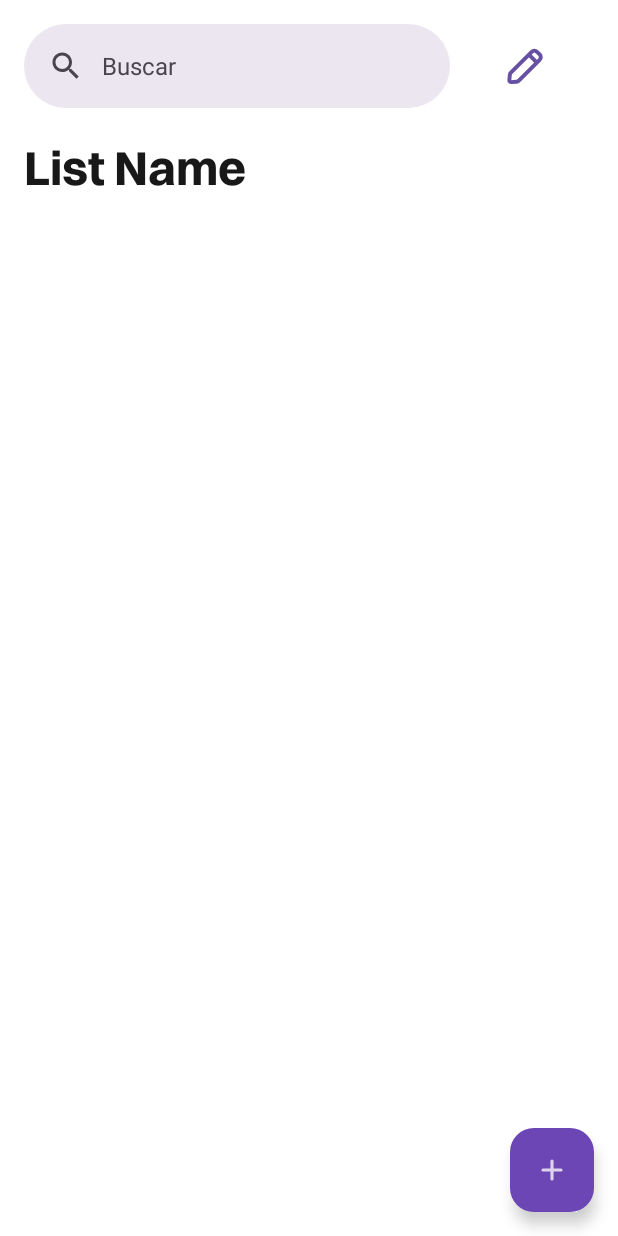
After one commit to jeftomaz/Kotlist, an Android app: the ItemListActivity screen opened directly, with no data from a screen before it, on a phone screen of 412 x 824 dp. The commit adds this screen. Run offline under Robolectric (Android 15) with nearby library versions, the phone set to English and light mode, and no system bars; 4 statements that could not run were skipped.

Commit message:
feat: add items list layout and logic

```diff
--- a/app/src/main/AndroidManifest.xml
+++ b/app/src/main/AndroidManifest.xml
@@ -43,6 +43,11 @@
             android:name="com.example.kotlist.layoutlogic.AddItemActivity"
             android:exported="false">
         </activity>
+
+        <activity
+            android:name="com.example.kotlist.layoutlogic.ItemListActivity"
+            android:exported="false">
+        </activity>
     </application>
 
 </manifest>
--- a/app/src/main/java/com/example/kotlist/data/model/ListItem.kt
+++ b/app/src/main/java/com/example/kotlist/data/model/ListItem.kt
@@ -9,5 +9,5 @@ data class ListItem (
     val quantity: Int,
     val unit: ItemUnit,
     val category: ItemCategory,
-    val isChecked: Boolean = false
+    var isChecked: Boolean = false
 )
--- a/app/src/main/java/com/example/kotlist/data/repository/ListItemRepository.kt
+++ b/app/src/main/java/com/example/kotlist/data/repository/ListItemRepository.kt
@@ -9,8 +9,8 @@ object ListItemRepository {
         items.add(newItem)
     }
 
-    fun getItemsFromList(listId: String): List<ListItem> {
-        return items.filter { it.listId == listId }
+    fun getItemsFromList(listId: String): MutableList<ListItem> {
+        return items.filter { it.listId == listId } as MutableList<ListItem>
     }
 
     fun updateItem(itemUpdated: ListItem) {
--- a/app/src/main/java/com/example/kotlist/data/repository/ShoppingListRepository.kt
+++ b/app/src/main/java/com/example/kotlist/data/repository/ShoppingListRepository.kt
@@ -19,6 +19,10 @@ object ShoppingListRepository {
         return shoppingLists.filter { it.userId == userId }
     }
 
+    fun getListById(listId: String): ShoppingList? {
+        return shoppingLists.find { it.id == listId }
+    }
+
     fun deleteList(listId: String) {
         shoppingLists.removeAll { it.id == listId }
     }
--- a/app/src/main/java/com/example/kotlist/data/repository/UserRepository.kt
+++ b/app/src/main/java/com/example/kotlist/data/repository/UserRepository.kt
@@ -4,7 +4,7 @@ import com.example.kotlist.data.model.User
 
 object UserRepository {
     private val users = mutableListOf<User>()
-    private var userLoggedIn: User? = null
+    private lateinit var userLoggedIn: User
 
     fun signUpUser(newUser: User) {
         users.add(newUser)
@@ -16,7 +16,7 @@ object UserRepository {
         }
     }
 
-    fun getUserLoggedIn(): User? {
+    fun getUserLoggedIn(): User {
         return userLoggedIn
     }
 
--- /dev/null
+++ b/app/src/main/java/com/example/kotlist/layoutlogic/ItemListActivity.kt
@@ -0,0 +1,60 @@
+package com.example.kotlist.layoutlogic
+
+import android.graphics.Color
+import android.os.Bundle
+import androidx.activity.SystemBarStyle
+import androidx.activity.enableEdgeToEdge
+import androidx.appcompat.app.AppCompatActivity
+import androidx.core.view.ViewCompat
+import androidx.core.view.WindowInsetsCompat
+import androidx.recyclerview.widget.LinearLayoutManager
+import com.example.kotlist.data.repository.ListItemRepository
+import com.example.kotlist.data.repository.ShoppingListRepository
+import com.example.kotlist.databinding.ActivityAddItemBinding
+import com.example.kotlist.databinding.ActivityItemListBinding
+import com.example.kotlist.layoutlogic.ItemListAdapter
+
+class ItemListActivity : AppCompatActivity() {
+    private lateinit var binding: ActivityItemListBinding
+    private lateinit var itemListAdapter: ItemListAdapter
+    private lateinit var sourceListId: String
+
+    override fun onCreate(savedInstanceState: Bundle?) {
+        super.onCreate(savedInstanceState)
+        enableEdgeToEdge(
+            statusBarStyle = SystemBarStyle.light(
+                Color.TRANSPARENT, Color.TRANSPARENT
+            ),
+            navigationBarStyle = SystemBarStyle.light(
+                Color.TRANSPARENT, Color.TRANSPARENT
+            )
+        )
+
+        // ViewBinding configuration
+        binding = ActivityItemListBinding.inflate(layoutInflater)
+        setContentView(binding.root)
+
+        ViewCompat.setOnApplyWindowInsetsListener(binding.itemListMain) { v, insets ->
+            val systemBars = insets.getInsets(WindowInsetsCompat.Type.systemBars())
+            v.setPadding(systemBars.left, systemBars.top, systemBars.right, systemBars.bottom)
+            insets
+        }
+
+        sourceListId = intent.getStringExtra(MainTempActivity.EXTRA_LIST_ID)!!
+        binding.itemListListName.text = ShoppingListRepository.getListById(sourceListId)?.title
+        recyclerViewConfiguration()
+    }
+
+    fun recyclerViewConfiguration() {
+        val listItems = ListItemRepository.getItemsFromList(sourceListId)
+
+        itemListAdapter = ItemListAdapter(listItems) {
+                item, isChecked ->
+            item.isChecked = isChecked
+        }
+
+        val recyclerView = binding.itemListRecyclerItemsView
+        recyclerView.layoutManager = LinearLayoutManager(this)
+        recyclerView.adapter = itemListAdapter
+    }
+}
--- a/app/src/main/res/layout/activity_add_list.xml
+++ b/app/src/main/res/layout/activity_add_list.xml
@@ -77,7 +77,7 @@
         app:maxImageSize="32dp"
         app:tint="@color/primary"
         android:backgroundTint="@color/primaryPastel"
-        app:rippleColor="@color/floatingActionButtonRipple"
+        app:rippleColor="@color/floatingActionButtonRippleSecundary"
         app:layout_constraintEnd_toEndOf="@id/add_list_image_preview"
         app:layout_constraintTop_toBottomOf="@id/add_list_image_preview"
         app:layout_constraintBottom_toBottomOf="@id/add_list_image_preview" />
--- a/app/src/main/res/layout/activity_item_list.xml
+++ b/app/src/main/res/layout/activity_item_list.xml
@@ -1,60 +1,70 @@
 <?xml version="1.0" encoding="utf-8"?>
-<androidx.coordinatorlayout.widget.CoordinatorLayout
+<androidx.constraintlayout.widget.ConstraintLayout
     xmlns:android="http://schemas.android.com/apk/res/android"
     xmlns:app="http://schemas.android.com/apk/res-auto"
     xmlns:tools="http://schemas.android.com/tools"
     android:layout_width="match_parent"
     android:layout_height="match_parent"
-    tools:context=".ItemListActivity">
+    android:id="@+id/item_list_main"
+    android:background="@color/white">
 
-    <com.google.android.material.appbar.AppBarLayout
+    <com.google.android.material.search.SearchBar
+        android:id="@+id/item_list_search_bar"
+        android:layout_width="0dp"
+        android:layout_height="wrap_content"
+        android:layout_marginStart="@dimen/margin_medium"
+        android:layout_marginTop="@dimen/margin_medium"
+        android:layout_marginEnd="@dimen/margin_small"
+        android:hint="@string/search_item_hint"
+        app:layout_constraintTop_toTopOf="parent"
+        app:layout_constraintStart_toStartOf="parent"
+        app:layout_constraintEnd_toStartOf="@id/item_list_edit_button" />
+
+    <com.google.android.material.button.MaterialButton
+        android:id="@+id/item_list_edit_button"
+        android:layout_width="wrap_content"
+        android:layout_height="wrap_content"
+
+        android:layout_marginEnd="@dimen/margin_medium"
+        android:text=""
+        app:icon="@drawable/edit_icon"
+        app:iconGravity="textStart"
+        style="@style/Widget.App.Button.IconCompact"
+
+        app:layout_constraintTop_toTopOf="@id/item_list_search_bar"
+        app:layout_constraintBottom_toBottomOf="@id/item_list_search_bar"
+        app:layout_constraintEnd_toEndOf="parent" />
+
+    <TextView
+        android:id="@+id/item_list_list_name"
+        style="@style/Widget.App.Heading1"
+        android:layout_width="0dp"
+        android:layout_height="wrap_content"
+        android:layout_margin="@dimen/margin_medium"
+        android:layout_marginTop="80dp"
+        android:text="List Name"
+        android:textColor="@color/softBlack"
+        app:layout_constraintTop_toBottomOf="@id/item_list_edit_button"
+        app:layout_constraintEnd_toEndOf="parent"
+        app:layout_constraintStart_toStartOf="parent" />
+
+    <androidx.recyclerview.widget.RecyclerView
+        android:id="@+id/item_list_recycler_items_view"
         android:layout_width="match_parent"
-        android:layout_height="wrap_content">
-
-        <com.google.android.material.appbar.MaterialToolbar
-            android:id="@+id/toolbar_item_list"
-            android:layout_width="match_parent"
-            android:layout_height="?attr/actionBarSize"
-            app:title="@string/shopping_list_title_placeholder"
-            app:navigationIcon="@drawable/m3_split_button_chevron_avd"
-            style="@style/ThemeOverlay.MaterialComponents.Toolbar.Primary"
-            />
-    </com.google.android.material.appbar.AppBarLayout>
-
-    <androidx.constraintlayout.widget.ConstraintLayout
-        android:layout_width="match_parent"
-        android:layout_height="match_parent"
-        app:layout_behavior="@string/appbar_scrolling_view_behavior">
-
-        <com.google.android.material.search.SearchBar
-            android:id="@+id/search_bar_item_list"
-            android:layout_width="0dp"
-            android:layout_height="wrap_content"
-            android:layout_margin="@dimen/margin_medium"
-            android:hint="@string/search_item_hint"
-            app:layout_constraintTop_toTopOf="parent"
-            app:layout_constraintStart_toStartOf="parent"
-            app:layout_constraintEnd_toEndOf="parent"
-            />
-    </androidx.constraintlayout.widget.ConstraintLayout>
+        android:layout_height="0dp"
+        android:layout_marginTop="@dimen/margin_medium"
+        app:layout_constraintTop_toBottomOf="@id/item_list_list_name"
+        app:layout_constraintBottom_toBottomOf="parent" />
 
     <com.google.android.material.floatingactionbutton.FloatingActionButton
-        android:id="@+id/fab_add_item"
+        android:id="@+id/fab_add_list"
         android:layout_width="wrap_content"
         android:layout_height="wrap_content"
-        android:layout_gravity="bottom"
         android:layout_margin="@dimen/margin_medium"
-        app:srcCompat="@drawable/m3_split_button_chevron_avd"
-        android:contentDescription="@string/add_item_content_description"/>
+        android:src="@drawable/add_icon"
+        style="@style/Widget.App.FloatActionButton.Primary"
+        android:contentDescription="Adicionar Nova Lista"
+        app:layout_constraintEnd_toEndOf="parent"
+        app:layout_constraintBottom_toBottomOf="parent" />
 
-    <com.google.android.material.search.SearchView
-        android:id="@+id/search_view_item_list"
-        android:layout_width="match_parent"
-        android:layout_height="match_parent"
-        android:hint="@string/search_item_hint"
-        app:layout_constraintBottom_toBottomOf="parent"
-        app:layout_constraintTop_toTopOf="parent"
-        app:layout_behavior="@string/search_view_behavior"
-        />
-
-</androidx.coordinatorlayout.widget.CoordinatorLayout>
+</androidx.constraintlayout.widget.ConstraintLayout>
--- a/app/src/main/res/values/colors.xml
+++ b/app/src/main/res/values/colors.xml
@@ -4,6 +4,7 @@
     <color name="hardBlack">#FF000000</color>
     <color name="softBlack">#181818</color>
     <color name="white">#FFFFFFFF</color>
+    <color name="grey">#FF999999</color>
 
     <color name="primary">#6B46B4</color>
     <color name="primaryPastel">#DDD3EB</color>
@@ -13,5 +14,6 @@
     <color name="primaryButtonRipple">#472C7C</color>
     <color name="secondaryButtonRipple">#BCBCBC</color>
 
-    <color name="floatingActionButtonRipple">#C3B2E0</color>
+    <color name="floatingActionButtonRippleSecundary">#C3B2E0</color>
+    <color name="floatingActionButtonRipplePrimary">#593C94</color>
 </resources>
--- a/app/src/main/res/values/styles.xml
+++ b/app/src/main/res/values/styles.xml
@@ -87,6 +87,18 @@
         <item name="android:paddingBottom">@dimen/margin_medium</item>
     </style>
 
+    <style name="Widget.App.FloatActionButton.Primary" parent="Widget.Material3.FloatingActionButton.Primary">
+        <item name="tint">@color/primaryPastel</item>
+        <item name="backgroundTint">@color/primary</item>
+        <item name="rippleColor">@color/floatingActionButtonRipplePrimary</item>
+    </style>
+
+    <style name="Widget.App.FloatActionButton.Secundary" parent="Widget.Material3.FloatingActionButton.Primary">
+        <item name="tint">@color/primary</item>
+        <item name="backgroundTint">@color/primaryPastel</item>
+        <item name="rippleColor">@color/floatingActionButtonRippleSecundary</item>
+    </style>
+
     <style name="Widget.App.RoundedImageView" parent="">
         <item name="cornerFamily">rounded</item>
         <item name="cornerSize">8dp</item>
@@ -96,4 +108,13 @@
         <item name="colorSurfaceContainer">@color/white</item>
         <item name="colorSurface">@color/white</item>
     </style>
+
+    <style name="Widget.App.Button.IconCompact" parent="Widget.Material3.Button.TextButton.Icon">
+        <item name="android:paddingStart">12dp</item>
+        <item name="android:paddingEnd">12dp</item>
+        <item name="android:paddingTop">12dp</item>
+        <item name="android:paddingBottom">12dp</item>
+
+        <item name="iconSize">30dp</item>
+    </style>
 </resources>
```
Also changed, not shown: app/src/main/java/com/example/kotlist/layoutlogic/AddListActivity.kt (+12 -1 lines), app/src/main/java/com/example/kotlist/layoutlogic/ItemListAdapter.kt (added, +62 -0 lines), app/src/main/java/com/example/kotlist/layoutlogic/MainTempActivity.kt (+16 -1 lines), app/src/main/java/com/example/kotlist/util/UnitConverter.kt (added, +13 -0 lines), app/src/main/res/layout/activity_main_temp.xml (+10 -0 lines), app/src/main/res/layout/list_item.xml (added, +77 -0 lines).
